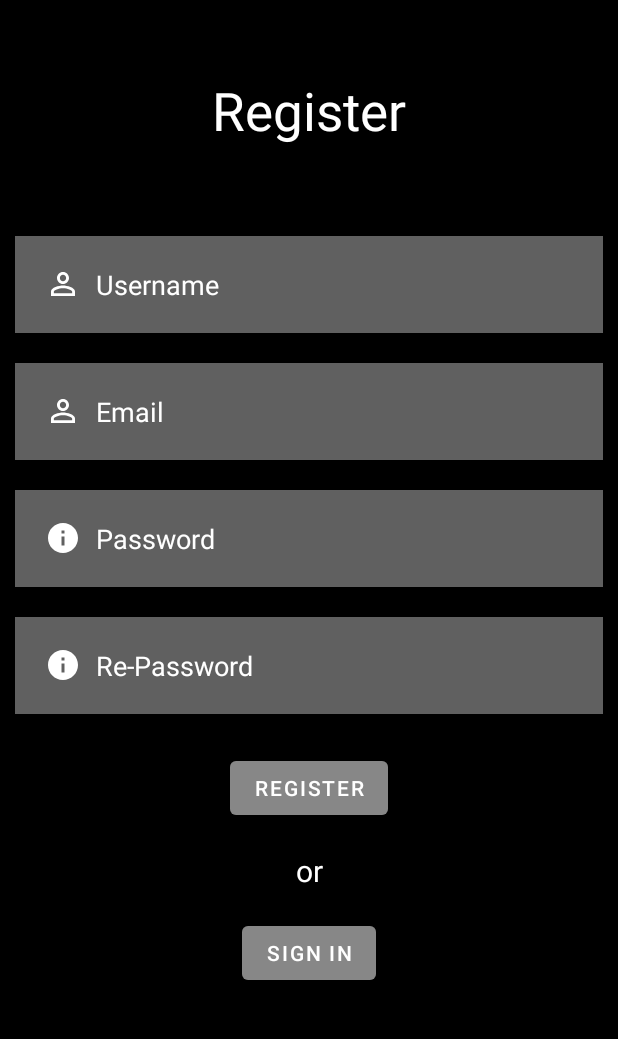
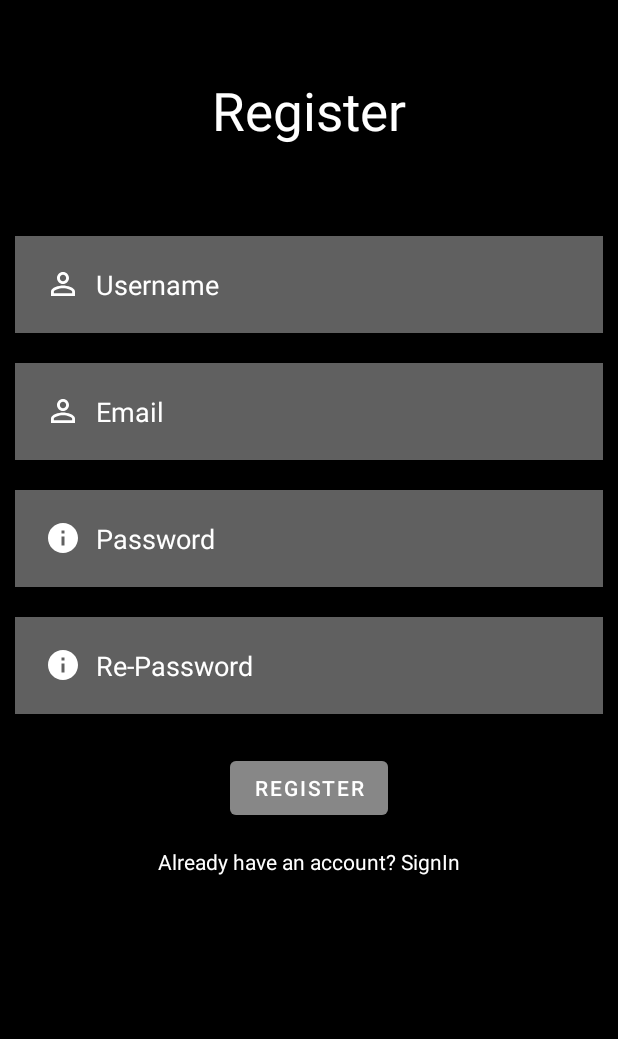
Before and after one commit to Steadfast-Fitness/SteadfastKotlin, an Android app: the RegisterMenu screen opened directly, with no data from a screen before it, on a phone screen of 412 x 824 dp, the part 84-1123 px from its top. Run offline under Robolectric (Android 15) with nearby library versions, the phone set to English and light mode, and no system bars; libraries missing offline, so code that uses them is left out: com.vishnusivadas.advanced_httpurlconnection.

Commit message:
Changed the Login and Register Page to be up to date

```diff
--- a/app/src/main/java/com/example/steadfast/LoginMenu.java
+++ b/app/src/main/java/com/example/steadfast/LoginMenu.java
@@ -19,6 +19,7 @@ import android.util.Log;
 import android.view.View;
 import android.widget.Button;
 import android.widget.ProgressBar;
+import android.widget.TextView;
 import android.widget.Toast;
 
 import com.google.android.material.textfield.TextInputEditText;
@@ -26,7 +27,7 @@ import com.vishnusivadas.advanced_httpurlconnection.PutData;
 
 public class LoginMenu extends AppCompatActivity {
 
-    Button buttonRegister;
+    TextView buttonRegister;
     Button login;
     TextInputEditText textInputEditTextEmail, textInputEditTextPassword;
     ProgressBar progressBar;
@@ -37,7 +38,7 @@ public class LoginMenu extends AppCompatActivity {
         super.onCreate(savedInstanceState);
         setContentView(R.layout.login_page);
         login = findViewById(R.id.loginbtn);
-        buttonRegister = findViewById(R.id.registerbutton);
+        buttonRegister = findViewById(R.id.signUpText);
         textInputEditTextEmail = findViewById(R.id.email);
         textInputEditTextPassword = findViewById(R.id.password);
         progressBar = findViewById(R.id.progress);
--- a/app/src/main/java/com/example/steadfast/MainMenu.java
+++ b/app/src/main/java/com/example/steadfast/MainMenu.java
@@ -26,6 +26,7 @@ public class MainMenu extends AppCompatActivity{
             public void onClick(View view) {
                 Intent intent = new Intent(MainMenu.this, SupplementView.class);
                 startActivity(intent);
+                finish();
             }
         });
     }
--- a/app/src/main/java/com/example/steadfast/RegisterMenu.java
+++ b/app/src/main/java/com/example/steadfast/RegisterMenu.java
@@ -9,6 +9,7 @@ import android.util.Log;
 import android.view.View;
 import android.widget.Button;
 import android.widget.ProgressBar;
+import android.widget.TextView;
 import android.widget.Toast;
 
 import com.google.android.material.textfield.TextInputEditText;
@@ -19,13 +20,13 @@ public class RegisterMenu extends AppCompatActivity {
     TextInputEditText textInputEditTextUsername, textInputEditTextEmail, textInputEditTextPassword, textInputEditTextReEnterPassword;
     ProgressBar progressBar;
     Button buttonRegister;
-    Button signInBtn;
+    TextView signInBtn;
 
     @Override
     protected void onCreate(Bundle savedInstanceState){
         super.onCreate(savedInstanceState);
         setContentView(R.layout.register_page);
-        signInBtn = findViewById(R.id.signinbtn);
+        signInBtn = findViewById(R.id.signInText);
         buttonRegister = findViewById(R.id.registerbtn);
         textInputEditTextUsername = findViewById(R.id.username);
         textInputEditTextEmail = findViewById(R.id.email);
--- a/app/src/main/res/layout/register_page.xml
+++ b/app/src/main/res/layout/register_page.xml
@@ -91,7 +91,7 @@
         android:id="@+id/progress"
         android:layout_width="wrap_content"
         android:layout_height="wrap_content"
-        android:layout_below="@id/signinbtn"
+        android:layout_below="@id/signInText"
         android:visibility="gone"
         android:layout_centerHorizontal="true"/>
 
@@ -109,32 +109,14 @@
         android:backgroundTint="#50ffffff"
         android:text="Register" />
 
+
     <TextView
-        android:id="@+id/or"
-        android:layout_width="match_parent"
-        android:layout_height="wrap_content"
-        android:layout_marginStart="50dp"
-        android:layout_marginTop="2dp"
-        android:layout_marginEnd="50dp"
-        android:layout_marginBottom="2dp"
-        android:layout_below="@id/registerbtn"
-        android:gravity="center"
-        android:text="or"
-        android:textColor="@color/white"
-        android:textSize="20dp" />
-
-    <com.google.android.material.button.MaterialButton
-        android:id="@+id/signinbtn"
+        android:id="@+id/signInText"
         android:layout_width="wrap_content"
         android:layout_height="wrap_content"
-        android:layout_below="@id/or"
-        android:layout_centerHorizontal="true"
-        android:layout_marginStart="15dp"
-        android:layout_marginTop="15dp"
-        android:layout_marginEnd="15dp"
-        android:layout_marginBottom="15dp"
-        android:backgroundTint="#50ffffff"
-        android:text="Sign In" />
-
+        android:layout_below="@id/registerbtn"
+        android:text="Already have an account? SignIn"
+        android:textColor="@color/white"
+        android:layout_centerHorizontal="true"/>
 
 </RelativeLayout>
--- a/app/src/main/res/values/colors.xml
+++ b/app/src/main/res/values/colors.xml
@@ -7,4 +7,5 @@
     <color name="teal_700">#FF018786</color>
     <color name="black">#FF000000</color>
     <color name="white">#FFFFFFFF</color>
+    <string name="SignUp">Don\'t have an account? SignUp</string>
 </resources>
```
Also changed, not shown: app/src/main/res/layout/login_page.xml (+8 -24 lines).
